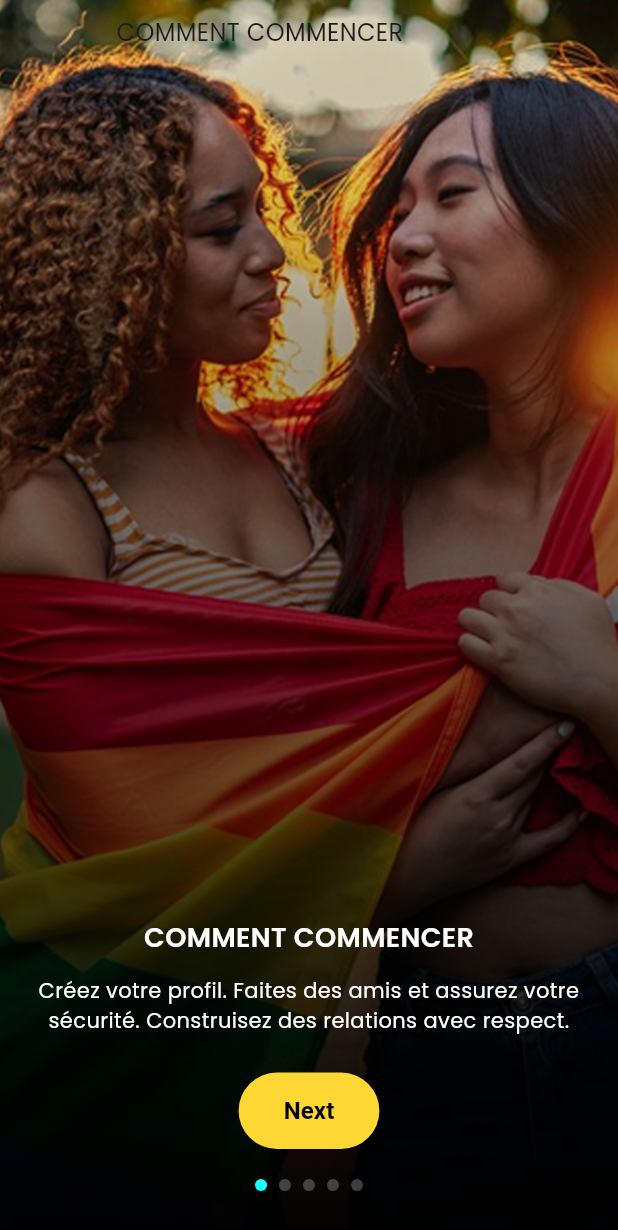
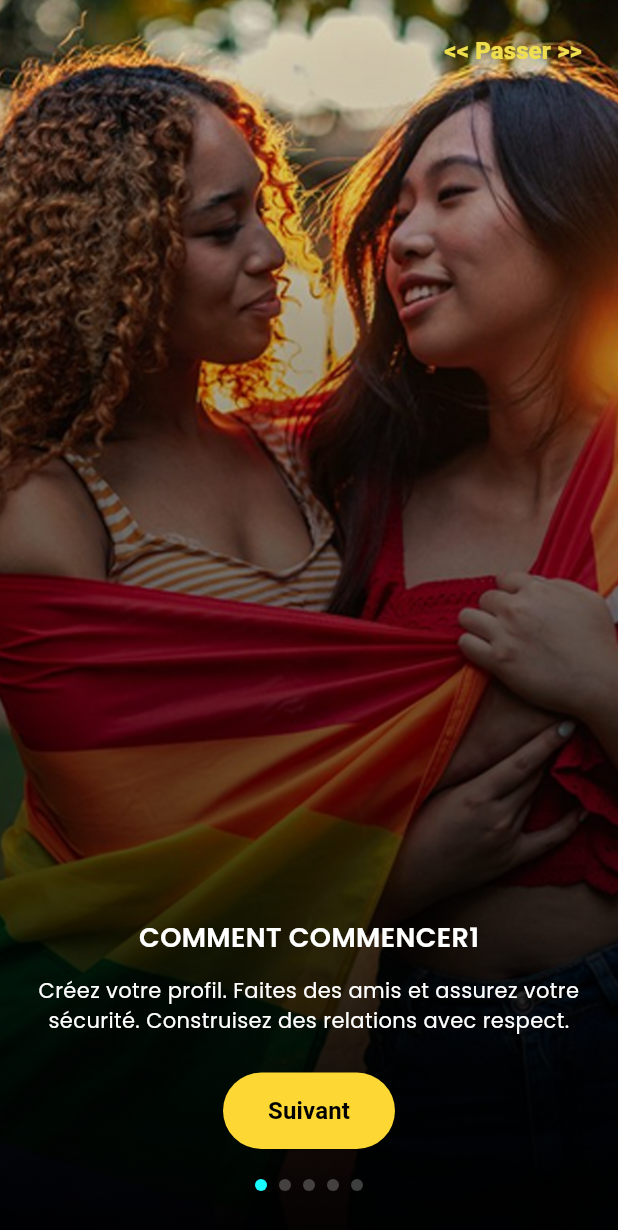
Before and after one commit to iCoder38/LGBT, a Flutter app: the screen it shows after launch, after a tap on "FRENCH", after a tap on "Continuer", on a phone screen of 412 x 824 dp. Shown: the top 1230 px of the screen. Run offline on Flutter 3.47's test engine with Material 3 defaults, Android fonts, the light colour scheme and no system bars; our stand-ins replace app_links, cached_network_image, cloud_firestore, dio, firebase_auth, firebase_core and 20 more; missing offline and left inert: flutter_facebook_auth, hexagon, metadata_fetch, panara_dialogs, purchases_flutter, video_thumbnail; accounts and stored records are empty; network calls fail.

Commit message:
video_update

```diff
--- a/lib/Features/Screens/CompleteProfile/complete_profile.dart
+++ b/lib/Features/Screens/CompleteProfile/complete_profile.dart
@@ -184,13 +184,14 @@ class _CompleteProfileScreenState extends State<CompleteProfileScreen> {
                 suffixIcon: Icons.arrow_drop_down,
                 hintText: Localizer.get(AppText.iAm.key),
                 controller: _controller.contIAM,
+
                 validator: (p0) => _controller.validateIAM(p0 ?? ""),
                 onTap: () {
                   AlertsUtils().showCustomBottomSheet(
                     context: context,
                     message:
                         "Lesbian,Transsexual,Transgender,Heterosexual,Homosexual,Bisexual,Asexual,Pansexual,Demisexual,Aromantic,Queer,Gay",
-                    buttonText: 'Dismiss',
+                    buttonText: 'Choose',
                     initialSelectedText: _controller.contIAM.text,
                     onItemSelected: (selectedItem) {
                       _controller.contIAM.text = selectedItem;
--- a/lib/Features/Screens/Onboard/onboard.dart
+++ b/lib/Features/Screens/Onboard/onboard.dart
@@ -1,4 +1,4 @@
-import 'package:lgbt_togo/Features/Screens/Splash/splash.dart';
+// import 'package:lgbt_togo/Features/Screens/Splash/splash.dart';
 import 'package:lgbt_togo/Features/Utils/barrel/imports.dart';
 
 class OnboardingScreen extends StatefulWidget {
@@ -45,6 +45,7 @@ class _OnboardingScreenState extends State<OnboardingScreen> {
     return Scaffold(
       body: Stack(
         children: [
+          /// PageView for onboarding slides
           PageView.builder(
             controller: _pageController,
             itemCount: onboardingData.length,
@@ -62,7 +63,7 @@ class _OnboardingScreenState extends State<OnboardingScreen> {
             },
           ),
 
-          // Top App Bar with Back Arrow and Title
+          /// Top bar with Skip button
           SafeArea(
             child: Padding(
               padding: const EdgeInsets.symmetric(
@@ -71,23 +72,29 @@ class _OnboardingScreenState extends State<OnboardingScreen> {
               ),
               child: Row(
                 children: [
-                  // IconButton(
-                  //   icon: const Icon(Icons.arrow_back, color: Colors.white),
-                  //   onPressed: () => Navigator.pop(context),
-                  // ),
                   const Spacer(),
-                  customText(
-                    onboardingData[_currentPage]['title'] ?? '',
-                    16,
-                    context,
+                  TextButton(
+                    onPressed: () {
+                      Navigator.pushReplacement(
+                        context,
+                        MaterialPageRoute(builder: (context) => LoginScreen()),
+                      );
+                    },
+                    child: Text(
+                      "<< ${Localizer.get(AppText.skip.key)} >>",
+                      style: TextStyle(
+                        color: const Color.fromARGB(255, 239, 223, 79),
+                        fontSize: 16,
+                        fontWeight: FontWeight.w800,
+                      ),
+                    ),
                   ),
-                  const Spacer(flex: 2),
                 ],
               ),
             ),
           ),
 
-          // Bottom Section: Indicator + Button
+          /// Bottom section (title, subtitle, button, dots)
           Align(
             alignment: Alignment.bottomCenter,
             child: Container(
@@ -138,7 +145,6 @@ class _OnboardingScreenState extends State<OnboardingScreen> {
                           curve: Curves.easeInOut,
                         );
                       } else {
-                        // NavigationUtils.pushTo(context, SplashScreen());
                         Navigator.pushReplacement(
                           context,
                           MaterialPageRoute(
@@ -147,7 +153,6 @@ class _OnboardingScreenState extends State<OnboardingScreen> {
                         );
                       }
                     },
-
                     style: ElevatedButton.styleFrom(
                       backgroundColor: Colors.yellow.shade600,
                       foregroundColor: Colors.black,
@@ -161,8 +166,8 @@ class _OnboardingScreenState extends State<OnboardingScreen> {
                     ),
                     child: Text(
                       _currentPage == onboardingData.length - 1
-                          ? 'Get Started Now'
-                          : 'Next',
+                          ? Localizer.get(AppText.getStartedNow.key)
+                          : Localizer.get(AppText.next.key),
                       style: const TextStyle(
                         fontWeight: FontWeight.bold,
                         fontSize: 16,
@@ -195,6 +200,7 @@ class _OnboardingScreenState extends State<OnboardingScreen> {
     );
   }
 
+  /// Builds each onboarding page
   Widget buildPage({
     required String image,
     required String title,
--- a/lib/Features/Screens/Settings/General/edit_profile.dart
+++ b/lib/Features/Screens/Settings/General/edit_profile.dart
@@ -8,6 +8,7 @@ import 'package:dio/dio.dart';
 // import 'package:image_picker/image_picker.dart';
 import 'package:lgbt_togo/Features/Screens/Block/blocked.dart';
 import 'package:lgbt_togo/Features/Screens/Settings/General/edit_complete_profile.dart';
+import 'package:lgbt_togo/Features/Screens/UserProfile/my_profile.dart';
 import 'package:lgbt_togo/Features/Utils/barrel/imports.dart';
 // import 'package:path/path.dart';
 
@@ -293,6 +294,7 @@ class _EditProfileScreenState extends State<EditProfileScreen> {
         _uploadImage(context);
       } else {
         Navigator.pop(context);
+        showProfileFullScreenSheet(context, userData['userId'].toString());
       }
       ScaffoldMessenger.of(context).showSnackBar(
         SnackBar(
@@ -378,6 +380,7 @@ class _EditProfileScreenState extends State<EditProfileScreen> {
           //   message: response['status'],
           //   backgroundColor: AppColor().GREEN,
           // );
+          showProfileFullScreenSheet(context, userData['userId'].toString());
         } else {
           Navigator.pop(context);
           String error = data["msg"] ?? "Upload failed.";
--- a/lib/Features/Screens/auth/login.dart
+++ b/lib/Features/Screens/auth/login.dart
@@ -537,7 +537,7 @@ class _LoginScreenState extends State<LoginScreen> {
       return null; // Success
     } on FirebaseAuthException catch (e) {
       final errorMessage = e.message ?? 'Authentication failed.';
-
+      Navigator.pop(context);
       ScaffoldMessenger.of(
         context,
       ).showSnackBar(SnackBar(content: Text(errorMessage)));
--- a/lib/Features/Utils/resources/text.dart
+++ b/lib/Features/Utils/resources/text.dart
@@ -347,7 +347,7 @@ class AppText {
     "Vos croyances",
   );
   static const years = AppTextEntry("YEARS", "Years", "Ans");
-  static const dob = AppTextEntry("DOB", "DOB", "Date de naissance");
+  static const dob = AppTextEntry("DOB", "Date of birth", "Date de naissance");
   static const gender = AppTextEntry("GENDER", "Gender", "Genre");
   static const justNow = AppTextEntry("JUST_NOW", "Just now", "À l'instant");
   static const minAgo = AppTextEntry("MIN_AGO", "min ago", "min");
@@ -638,8 +638,18 @@ class AppText {
   static const onboard1Heading = AppTextEntry(
     "HOW_T0_START",
     "HOW TO START",
-    "COMMENT COMMENCER",
+    "COMMENT COMMENCER1",
   );
+
+  static const getStartedNow = AppTextEntry(
+    "GET_STARTED_NOW",
+    "Get Started Now",
+    "Commencer maintenant",
+  );
+
+  static const next = AppTextEntry("NEXT", "Next", "Suivant");
+
+  static const skip = AppTextEntry("SKIP", "Skip", "Passer");
 
   static const onboard1Message = AppTextEntry(
     "ONBOARD1_MESSAGE",
@@ -871,5 +881,8 @@ class AppText {
     blockedMessage.key: blockedMessage,
     postLimitAlert.key: postLimitAlert,
     myProfile.key: myProfile,
+    getStartedNow.key: getStartedNow,
+    next.key: next,
+    skip.key: skip,
   };
 }
```
Also changed, not shown: lib/Features/Screens/Settings/settings.dart (+17 -0 lines), lib/Features/Screens/UserProfile/user_profile.dart (+98 -11 lines).
